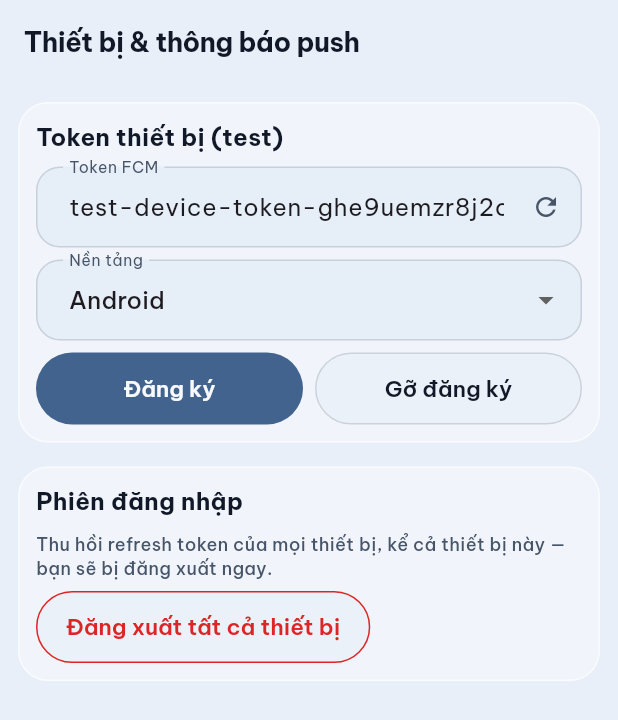
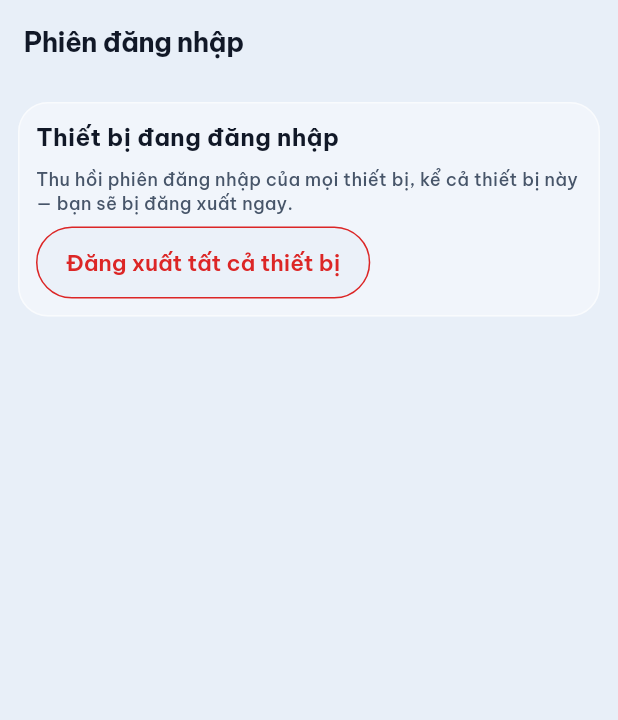
Before and after one commit to MinhTuan1804/FinMate_FE_Mobile, a Flutter app: the DevicesScreen screen opened by its route, on a phone screen of 412 x 824 dp. Shown: the top 720 px of the screen. Run offline on Flutter 3.47's test engine with Material 3 defaults, Android fonts, the phone set to English and light mode, and no system bars; our stand-ins replace dio, drift, firebase_core, firebase_messaging, fl_chart, flutter_riverpod and 9 more; missing offline and left inert: google_mlkit_document_scanner, home_widget, mobile_scanner, record; accounts and stored records are empty; generated files the repository leaves out were written again; network calls fail.

Commit message:
fix(app): remove the test-token block from the devices screen
The screen showed "Token thiết bị (test)" with a generated fake token and Register/Unregister buttons in release builds.
Real FCM registration is done by push_messaging.dart, so those controls are gone. The screen is now "Phiên đăng nhập" and keeps only
"Đăng xuất tất cả thiết bị".

Co-Authored-By: Claude Sonnet 5.5 <noreply@anthropic.com>

```diff
--- a/lib/features/devices/presentation/screens/devices_screen.dart
+++ b/lib/features/devices/presentation/screens/devices_screen.dart
@@ -1,5 +1,3 @@
-import 'dart:math';
-
 import 'package:flutter/material.dart';
 import 'package:flutter_riverpod/flutter_riverpod.dart';
 import 'package:finmate/core/network/api_exceptions.dart';
@@ -7,19 +5,9 @@ import 'package:finmate/core/theme/app_colors.dart';
 import 'package:finmate/core/theme/app_spacing.dart';
 import 'package:finmate/core/theme/app_typography.dart';
 import 'package:finmate/features/auth/presentation/controllers/auth_controller.dart';
-import 'package:finmate/features/devices/data/devices_repository.dart';
 import 'package:finmate/core/widgets/async_action_builder.dart';
 
-const _platforms = [('Android', 'Android'), ('Ios', 'iOS'), ('Web', 'Web')];
-
-String _randomToken() {
-  final random = Random();
-  final chars = List.generate(24, (_) => random.nextInt(36)).map((n) => n.toRadixString(36)).join();
-  return 'test-device-token-$chars';
-}
-
-/// Màn test đăng ký/gỡ token FCM (không có Firebase thật trong app — nhập/sinh token giả để test
-/// đúng hợp đồng API) và đăng xuất toàn bộ thiết bị.
+/// Phiên đăng nhập: đăng xuất toàn bộ thiết bị. Token thông báo đẩy do app tự đăng ký (push_messaging.dart), không có thao tác nào ở đây.
 class DevicesScreen extends ConsumerStatefulWidget {
   const DevicesScreen({super.key});
 
@@ -28,48 +16,7 @@ class DevicesScreen extends ConsumerStatefulWidget {
 }
 
 class _DevicesScreenState extends ConsumerState<DevicesScreen> {
-  final _tokenController = TextEditingController(text: _randomToken());
-  String _platform = 'Android';
-  bool _registering = false;
-  bool _unregistering = false;
   bool _loggingOutAll = false;
-  String? _lastResult;
-
-  @override
-  void dispose() {
-    _tokenController.dispose();
-    super.dispose();
-  }
-
-  Future<void> _register() async {
-    final token = _tokenController.text.trim();
-    if (token.isEmpty) return;
-    final messenger = ScaffoldMessenger.of(context);
-    setState(() => _registering = true);
-    try {
-      await ref.read(devicesRepositoryProvider).registerDevice(token: token, platform: _platform);
-      if (mounted) setState(() => _lastResult = 'Đã đăng ký thiết bị ($_platform).');
-    } catch (e) {
-      messenger.showSnackBar(SnackBar(content: Text(errorMessage(e)), backgroundColor: AppColors.danger));
-    } finally {
-      if (mounted) setState(() => _registering = false);
-    }
-  }
-
-  Future<void> _unregister() async {
-    final token = _tokenController.text.trim();
-    if (token.isEmpty) return;
-    final messenger = ScaffoldMessenger.of(context);
-    setState(() => _unregistering = true);
-    try {
-      await ref.read(devicesRepositoryProvider).unregisterDevice(token);
-      if (mounted) setState(() => _lastResult = 'Đã gỡ đăng ký thiết bị.');
-    } catch (e) {
-      messenger.showSnackBar(SnackBar(content: Text(errorMessage(e)), backgroundColor: AppColors.danger));
-    } finally {
-      if (mounted) setState(() => _unregistering = false);
-    }
-  }
 
   Future<void> _logoutAllDevices() async {
     final confirmed = await showDialog<bool>(
@@ -99,7 +46,7 @@ class _DevicesScreenState extends ConsumerState<DevicesScreen> {
   @override
   Widget build(BuildContext context) {
     return Scaffold(
-      appBar: AppBar(title: const Text('Thiết bị & thông báo push')),
+      appBar: AppBar(title: const Text('Phiên đăng nhập')),
       body: ListView(
         padding: const EdgeInsets.all(AppSpacing.md),
         children: [
@@ -109,73 +56,10 @@ class _DevicesScreenState extends ConsumerState<DevicesScreen> {
               child: Column(
                 crossAxisAlignment: CrossAxisAlignment.start,
                 children: [
-                  Text('Token thiết bị (test)', style: AppTypography.bodyLarge(context).copyWith(fontWeight: FontWeight.w700)),
-                  const SizedBox(height: AppSpacing.sm),
-                  TextField(
-                    key: const ValueKey('device-token'),
-                    controller: _tokenController,
-                    decoration: InputDecoration(
-                      labelText: 'Token FCM',
-                      suffixIcon: IconButton(
-                        key: const ValueKey('device-token-regenerate'),
-                        icon: const Icon(Icons.refresh, size: 20),
-                        onPressed: () => setState(() => _tokenController.text = _randomToken()),
-                      ),
-                    ),
-                  ),
-                  const SizedBox(height: AppSpacing.sm),
-                  DropdownButtonFormField<String>(
-                    key: const ValueKey('device-platform'),
-                    initialValue: _platform,
-                    decoration: const InputDecoration(labelText: 'Nền tảng'),
-                    items: [for (final p in _platforms) DropdownMenuItem(value: p.$1, child: Text(p.$2))],
-                    onChanged: (v) => setState(() => _platform = v ?? _platform),
-                  ),
-                  const SizedBox(height: AppSpacing.sm),
-                  Row(
-                    children: [
-                      Expanded(
-                        child: AsyncActionBuilder(
-                          onPressed: _registering ? null : _register,
-                          builder: (_, onTap, running) => ElevatedButton(
-                            key: const ValueKey('device-register'),
-                            onPressed: onTap,
-                            child: running ? const ButtonLoadingIndicator() : const Text('Đăng ký'),
-                          ),
-                        ),
-                      ),
-                      const SizedBox(width: AppSpacing.sm),
-                      Expanded(
-                        child: AsyncActionBuilder(
-                          onPressed: _unregistering ? null : _unregister,
-                          builder: (_, onTap, running) => OutlinedButton(
-                            key: const ValueKey('device-unregister'),
-                            onPressed: onTap,
-                            child: running ? const ButtonLoadingIndicator() : const Text('Gỡ đăng ký'),
-                          ),
-                        ),
-                      ),
-                    ],
-                  ),
-                  if (_lastResult != null) ...[
-                    const SizedBox(height: AppSpacing.sm),
-                    Text(_lastResult!, style: AppTypography.caption(context)),
-                  ],
-                ],
-              ),
-            ),
-          ),
-          const SizedBox(height: AppSpacing.lg),
-          Card(
-            child: Padding(
-              padding: const EdgeInsets.all(AppSpacing.md),
-              child: Column(
-                crossAxisAlignment: CrossAxisAlignment.start,
-                children: [
-                  Text('Phiên đăng nhập', style: AppTypography.bodyLarge(context).copyWith(fontWeight: FontWeight.w700)),
+                  Text('Thiết bị đang đăng nhập', style: AppTypography.bodyLarge(context).copyWith(fontWeight: FontWeight.w700)),
                   const SizedBox(height: AppSpacing.sm),
                   Text(
-                    'Thu hồi refresh token của mọi thiết bị, kể cả thiết bị này — bạn sẽ bị đăng xuất ngay.',
+                    'Thu hồi phiên đăng nhập của mọi thiết bị, kể cả thiết bị này — bạn sẽ bị đăng xuất ngay.',
                     style: AppTypography.caption(context),
                   ),
                   const SizedBox(height: AppSpacing.sm),
--- a/lib/features/profile/presentation/screens/profile_screen.dart
+++ b/lib/features/profile/presentation/screens/profile_screen.dart
@@ -330,7 +330,7 @@ class ProfileScreen extends ConsumerWidget {
             const _Group(
               title: 'Ứng dụng & tài khoản',
               rows: [
-                _Row(key: ValueKey('open-devices'), icon: LucideIcons.smartphone, label: 'Thiết bị & thông báo push', route: '/devices'),
+                _Row(key: ValueKey('open-devices'), icon: LucideIcons.smartphone, label: 'Phiên đăng nhập', route: '/devices'),
                 _Row(key: ValueKey('open-widget-settings'), icon: Icons.widgets_outlined, label: 'Widget trên màn hình chính', route: '/widget-settings'),
                 _Row(key: ValueKey('open-survey'), icon: LucideIcons.clipboardList, label: 'Khảo sát đầu vào', route: '/survey'),
                 _Row(key: ValueKey('open-appearance'), icon: LucideIcons.eye, label: 'Giao diện và hiển thị', route: '/profile/appearance'),
```
Also changed, not shown: 1 other file.
